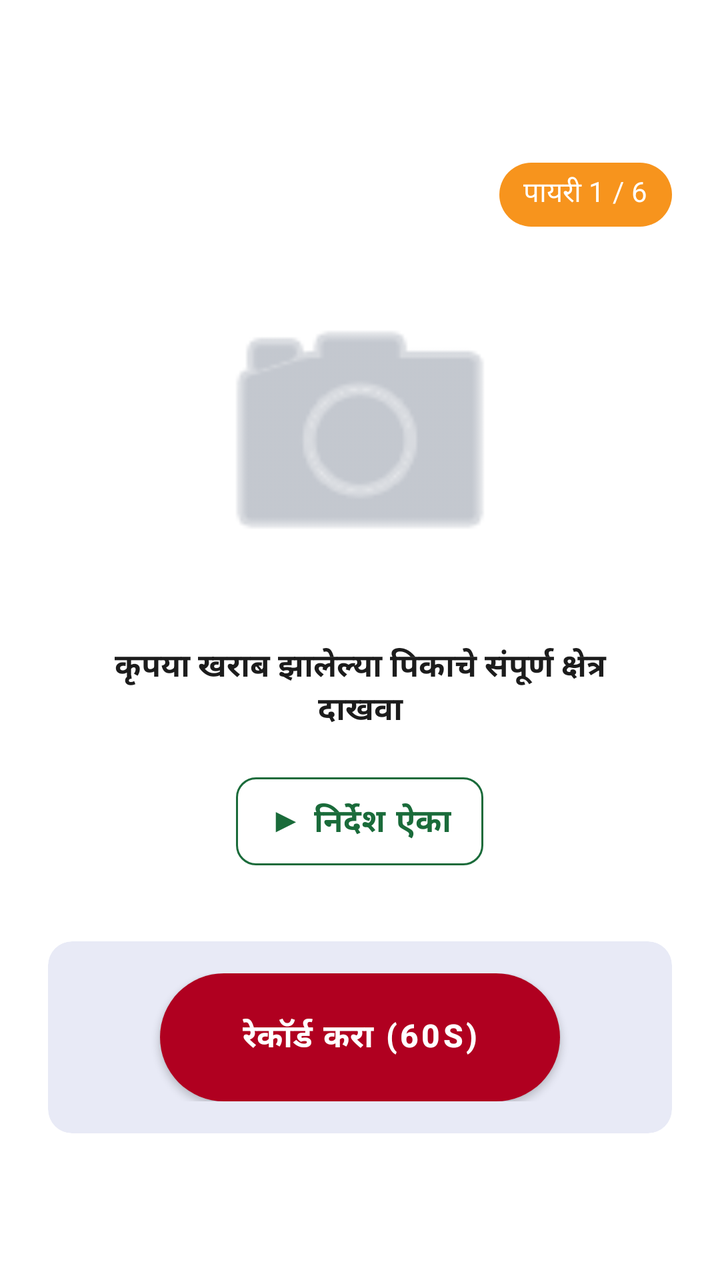
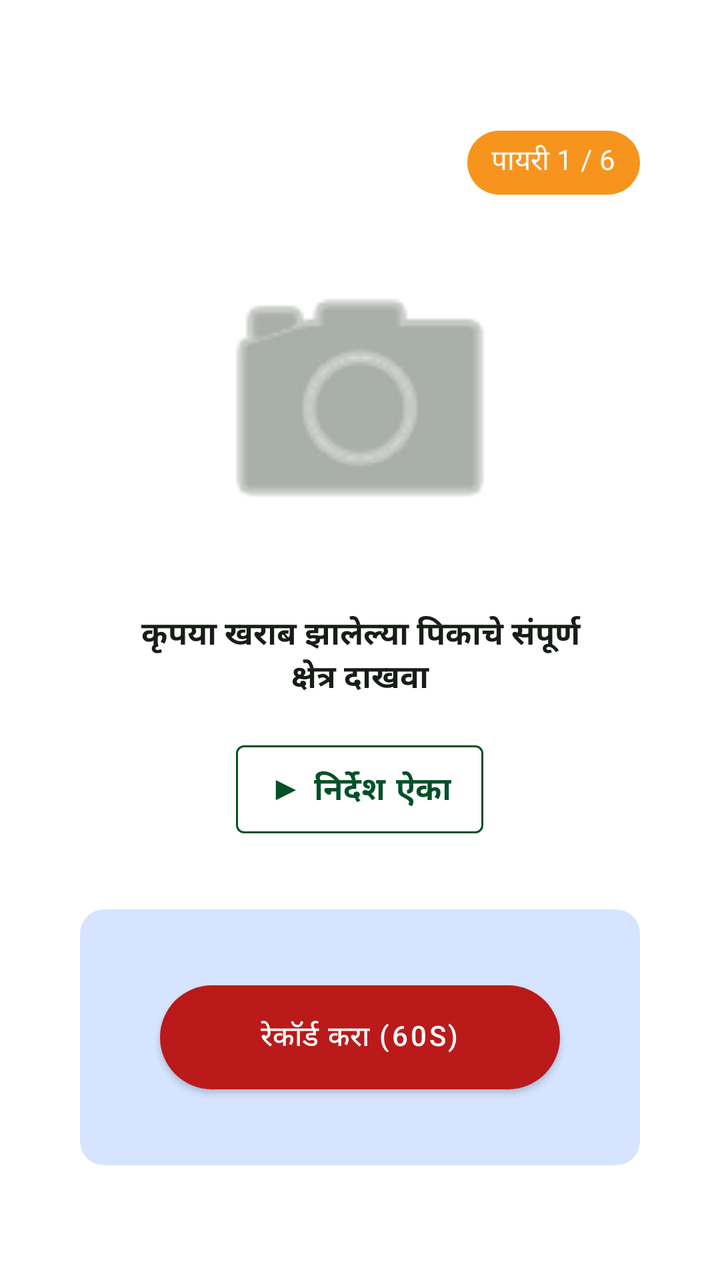

An Android layout rendered at two revisions. The XML below is the earlier revision; the diff shows what the commit changed to produce the second picture.
<!-- AndroidManifest.xml: application theme Theme.EPeekPahani -->
<!-- res/layout/fragment_step_card.xml -->
<?xml version="1.0" encoding="utf-8"?>
<com.google.android.material.card.MaterialCardView xmlns:android="http://schemas.android.com/apk/res/android"
    xmlns:app="http://schemas.android.com/apk/res-auto"
    android:layout_width="match_parent"
    android:layout_height="match_parent"
    app:cardBackgroundColor="@color/bg_card"
    app:cardElevation="0dp"
    app:cardCornerRadius="0dp">

    <LinearLayout
        android:layout_width="match_parent"
        android:layout_height="match_parent"
        android:orientation="vertical"
        android:gravity="center"
        android:padding="24dp">

        <com.google.android.material.chip.Chip
            android:id="@+id/tv_step_indicator"
            android:layout_width="wrap_content"
            android:layout_height="wrap_content"
            android:text="पायरी 1 / 6"
            app:chipBackgroundColor="@color/saffron"
            android:textColor="@color/text_white"
            android:textStyle="bold"
            android:layout_gravity="end"
            android:layout_marginBottom="16dp" />

        <ImageView
            android:id="@+id/iv_illustration"
            android:layout_width="160dp"
            android:layout_height="160dp"
            android:src="@android:drawable/ic_menu_camera"
            android:layout_marginBottom="24dp"
            app:tint="@color/text_hint"/>

        <TextView
            android:id="@+id/tv_instruction"
            android:layout_width="match_parent"
            android:layout_height="wrap_content"
            android:text="कृपया खराब झालेल्या पिकाचे संपूर्ण क्षेत्र दाखवा"
            android:textColor="@color/text_primary"
            android:textSize="16sp"
            android:textStyle="bold"
            android:gravity="center"
            android:layout_marginHorizontal="24dp"
            android:layout_marginBottom="16dp" />

        <com.google.android.material.button.MaterialButton
            android:id="@+id/btn_play_audio"
            style="@style/Widget.App.Button.Outline"
            android:layout_width="wrap_content"
            android:layout_height="wrap_content"
            android:text="▶ निर्देश ऐका"
            android:layout_marginBottom="32dp"/>

        <com.google.android.material.card.MaterialCardView
            android:layout_width="match_parent"
            android:layout_height="wrap_content"
            app:cardBackgroundColor="@color/navy_light"
            app:cardCornerRadius="12dp"
            app:cardElevation="0dp">
            <LinearLayout
                android:layout_width="match_parent"
                android:layout_height="wrap_content"
                android:orientation="vertical"
                android:gravity="center"
                android:padding="16dp">
                
                <com.google.android.material.button.MaterialButton
                    android:id="@+id/btn_record"
                    style="@style/Widget.App.Button.Danger"
                    android:layout_width="200dp"
                    android:layout_height="64dp"
                    android:text="रेकॉर्ड करा (60s)"
                    app:cornerRadius="32dp" />

                <com.google.android.material.progressindicator.CircularProgressIndicator
                    android:id="@+id/progress_record"
                    android:layout_width="wrap_content"
                    android:layout_height="wrap_content"
                    android:layout_marginTop="16dp"
                    android:visibility="gone"
                    android:indeterminate="true"
                    app:indicatorColor="@color/error"/>

                <TextView
                    android:id="@+id/tv_re_record"
                    android:layout_width="wrap_content"
                    android:layout_height="wrap_content"
                    android:text="पुन्हा रेकॉर्ड करा"
                    android:textColor="@color/text_secondary"
                    android:textSize="13sp"
                    android:layout_marginTop="16dp"
                    android:visibility="gone" />
            </LinearLayout>
        </com.google.android.material.card.MaterialCardView>

    </LinearLayout>

</com.google.android.material.card.MaterialCardView>
<!-- resources referenced by this layout -->
<resources>
  <color name="bg_card">#FFFFFF</color>
  <color name="error">#B00020</color>
  <color name="navy_light">#e8eaf6</color>
  <color name="text_hint">#9CA3AF</color>
  <color name="text_primary">#1C1C1C</color>
  <color name="text_secondary">#6B7280</color>
  <color name="text_white">#FFFFFF</color>
  <style name="Widget.App.Button.Primary" parent="Widget.MaterialComponents.Button">
          <item name="backgroundTint">@color/green_primary</item>
          <item name="android:textColor">@color/text_white</item>
          <item name="shapeAppearanceOverlay">@style/ShapeAppearance.App.SmallComponent</item>
          <item name="android:minHeight">56dp</item>
          <item name="android:insetTop">0dp</item>
          <item name="android:insetBottom">0dp</item>
          <item name="elevation">0dp</item>
          <item name="android:textSize">16sp</item>
          <item name="android:textStyle">bold</item>
          <item name="rippleColor">@color/ripple</item>
      </style>
  <color name="green_primary">#1a6b3a</color>
  <style name="ShapeAppearance.App.SmallComponent" parent="ShapeAppearance.MaterialComponents.SmallComponent">
          <item name="cornerFamily">rounded</item>
          <item name="cornerSize">10dp</item>
      </style>
  <color name="ripple">#1a1a6b3a</color>
  <style name="Theme.App" parent="Theme.MaterialComponents.Light.NoActionBar">
          <item name="colorPrimary">@color/green_primary</item>
          <item name="colorPrimaryVariant">@color/green_dark</item>
          <item name="colorOnPrimary">@color/text_white</item>
          <item name="colorSecondary">@color/saffron</item>
          <item name="colorSecondaryVariant">@color/saffron_dark</item>
          <item name="colorOnSecondary">@color/text_white</item>
          <item name="colorError">@color/error</item>
          <item name="colorOnError">@color/text_white</item>
          <item name="colorSurface">@color/bg_card</item>
          <item name="colorOnSurface">@color/text_primary</item>
          <item name="android:colorBackground">@color/bg_screen</item>
          <item name="colorOnBackground">@color/text_primary</item>
  
          
          <item name="materialButtonStyle">@style/Widget.App.Button.Primary</item>
          <item name="textInputStyle">@style/Widget.App.TextInputLayout</item>
  
          
          <item name="shapeAppearanceSmallComponent">@style/ShapeAppearance.App.SmallComponent</item>
          <item name="shapeAppearanceMediumComponent">@style/ShapeAppearance.App.MediumComponent</item>
          <item name="shapeAppearanceLargeComponent">@style/ShapeAppearance.App.LargeComponent</item>
      </style>
  <color name="green_dark">#0f4a27</color>
  <color name="saffron_dark">#e65100</color>
  <color name="bg_screen">#F2F5F1</color>
  <style name="Widget.App.TextInputLayout" parent="Widget.MaterialComponents.TextInputLayout.OutlinedBox">
          <item name="boxStrokeColor">@color/green_primary</item>
          <item name="hintTextColor">@color/green_primary</item>
          <item name="android:textColorHint">@color/text_hint</item>
          <item name="shapeAppearanceOverlay">@style/ShapeAppearance.App.SmallComponent</item>
      </style>
  <style name="ShapeAppearance.App.MediumComponent" parent="ShapeAppearance.MaterialComponents.MediumComponent">
          <item name="cornerFamily">rounded</item>
          <item name="cornerSize">12dp</item>
      </style>
  <style name="ShapeAppearance.App.LargeComponent" parent="ShapeAppearance.MaterialComponents.LargeComponent">
          <item name="cornerFamily">rounded</item>
          <item name="cornerSize">16dp</item>
      </style>
  <!-- unchanged entries left out for length: 5 -->
</resources>

<!-- the commit's change to res/layout/fragment_step_card.xml (unified diff, before → after) -->
@@ -18,7 +18,7 @@
             android:id="@+id/tv_step_indicator"
             android:layout_width="wrap_content"
             android:layout_height="wrap_content"
-            android:text="पायरी 1 / 6"
+            android:text="@string/str_auto_178"
             app:chipBackgroundColor="@color/saffron"
             android:textColor="@color/text_white"
             android:textStyle="bold"
@@ -37,7 +37,7 @@
             android:id="@+id/tv_instruction"
             android:layout_width="match_parent"
             android:layout_height="wrap_content"
-            android:text="कृपया खराब झालेल्या पिकाचे संपूर्ण क्षेत्र दाखवा"
+            android:text="@string/str_auto_179"
             android:textColor="@color/text_primary"
             android:textSize="16sp"
             android:textStyle="bold"
@@ -50,7 +50,7 @@
             style="@style/Widget.App.Button.Outline"
             android:layout_width="wrap_content"
             android:layout_height="wrap_content"
-            android:text="▶ निर्देश ऐका"
+            android:text="@string/str_auto_180"
             android:layout_marginBottom="32dp"/>
 
         <com.google.android.material.card.MaterialCardView
@@ -71,7 +71,7 @@
                     style="@style/Widget.App.Button.Danger"
                     android:layout_width="200dp"
                     android:layout_height="64dp"
-                    android:text="रेकॉर्ड करा (60s)"
+                    android:text="@string/str_auto_181"
                     app:cornerRadius="32dp" />
 
                 <com.google.android.material.progressindicator.CircularProgressIndicator
@@ -87,7 +87,7 @@
                     android:id="@+id/tv_re_record"
                     android:layout_width="wrap_content"
                     android:layout_height="wrap_content"
-                    android:text="पुन्हा रेकॉर्ड करा"
+                    android:text="@string/str_auto_182"
                     android:textColor="@color/text_secondary"
                     android:textSize="13sp"
                     android:layout_marginTop="16dp"
<!-- resource entries referenced after the edit -->
@@ -1,43 +1,41 @@
 <!-- resources referenced by this layout -->
 <resources>
-  <color name="bg_card">#FFFFFF</color>
-  <color name="error">#B00020</color>
-  <color name="navy_light">#e8eaf6</color>
-  <color name="text_hint">#9CA3AF</color>
-  <color name="text_primary">#1C1C1C</color>
-  <color name="text_secondary">#6B7280</color>
-  <color name="text_white">#FFFFFF</color>
+  <color name="bg_card">#ffffff</color>
+  <color name="error">#ba1a1a</color>
+  <color name="navy_light">#D6E4FF</color>
+  <color name="text_hint">#707a6f</color>
+  <color name="text_primary">#181d18</color>
+  <color name="text_secondary">#404940</color>
+  <color name="text_white">#ffffff</color>
+  <string name="str_auto_178">पायरी 1 / 6</string>
+  <string name="str_auto_179">कृपया खराब झालेल्या पिकाचे संपूर्ण क्षेत्र दाखवा</string>
+  <string name="str_auto_180">▶ निर्देश ऐका</string>
+  <string name="str_auto_181">रेकॉर्ड करा (60s)</string>
+  <string name="str_auto_182">पुन्हा रेकॉर्ड करा</string>
   <style name="Widget.App.Button.Primary" parent="Widget.MaterialComponents.Button">
-          <item name="backgroundTint">@color/green_primary</item>
-          <item name="android:textColor">@color/text_white</item>
-          <item name="shapeAppearanceOverlay">@style/ShapeAppearance.App.SmallComponent</item>
-          <item name="android:minHeight">56dp</item>
-          <item name="android:insetTop">0dp</item>
-          <item name="android:insetBottom">0dp</item>
-          <item name="elevation">0dp</item>
-          <item name="android:textSize">16sp</item>
-          <item name="android:textStyle">bold</item>
-          <item name="rippleColor">@color/ripple</item>
+          <item name="shapeAppearanceOverlay">@style/ShapeAppearance.App.MediumComponent</item>
+          <item name="android:minHeight">48dp</item>
+          <item name="backgroundTint">@color/primary_container</item>
+          <item name="android:textColor">@color/on_primary</item>
       </style>
-  <color name="green_primary">#1a6b3a</color>
+  <color name="green_primary">#005127</color>
   <style name="ShapeAppearance.App.SmallComponent" parent="ShapeAppearance.MaterialComponents.SmallComponent">
           <item name="cornerFamily">rounded</item>
-          <item name="cornerSize">10dp</item>
+          <item name="cornerSize">4dp</item>
       </style>
-  <color name="ripple">#1a1a6b3a</color>
   <style name="Theme.App" parent="Theme.MaterialComponents.Light.NoActionBar">
-          <item name="colorPrimary">@color/green_primary</item>
-          <item name="colorPrimaryVariant">@color/green_dark</item>
-          <item name="colorOnPrimary">@color/text_white</item>
-          <item name="colorSecondary">@color/saffron</item>
-          <item name="colorSecondaryVariant">@color/saffron_dark</item>
-          <item name="colorOnSecondary">@color/text_white</item>
+          <item name="colorPrimary">@color/primary</item>
+          <item name="colorPrimaryVariant">@color/primary_container</item>
+          <item name="colorOnPrimary">@color/on_primary</item>
+          <item name="colorSecondary">@color/secondary</item>
+          <item name="colorSecondaryVariant">@color/secondary_container</item>
+          <item name="colorOnSecondary">@color/on_secondary</item>
           <item name="colorError">@color/error</item>
-          <item name="colorOnError">@color/text_white</item>
-          <item name="colorSurface">@color/bg_card</item>
-          <item name="colorOnSurface">@color/text_primary</item>
-          <item name="android:colorBackground">@color/bg_screen</item>
-          <item name="colorOnBackground">@color/text_primary</item>
+          <item name="colorOnError">@color/on_error</item>
+          <item name="colorSurface">@color/surface</item>
+          <item name="colorOnSurface">@color/on_surface</item>
+          <item name="android:colorBackground">@color/background</item>
+          <item name="colorOnBackground">@color/on_background</item>
   
           
           <item name="materialButtonStyle">@style/Widget.App.Button.Primary</item>
@@ -47,24 +45,39 @@
           <item name="shapeAppearanceSmallComponent">@style/ShapeAppearance.App.SmallComponent</item>
           <item name="shapeAppearanceMediumComponent">@style/ShapeAppearance.App.MediumComponent</item>
           <item name="shapeAppearanceLargeComponent">@style/ShapeAppearance.App.LargeComponent</item>
+          
+          <item name="materialCardViewStyle">@style/Widget.App.CardView</item>
       </style>
-  <color name="green_dark">#0f4a27</color>
-  <color name="saffron_dark">#e65100</color>
-  <color name="bg_screen">#F2F5F1</color>
+  <color name="primary">#005127</color>
+  <color name="secondary">#48654e</color>
+  <color name="secondary_container">#caebcd</color>
+  <color name="on_secondary">#ffffff</color>
+  <color name="on_error">#ffffff</color>
+  <color name="surface">#f7fbf3</color>
+  <color name="on_surface">#181d18</color>
+  <color name="background">#f7fbf3</color>
+  <color name="on_background">#181d18</color>
   <style name="Widget.App.TextInputLayout" parent="Widget.MaterialComponents.TextInputLayout.OutlinedBox">
-          <item name="boxStrokeColor">@color/green_primary</item>
-          <item name="hintTextColor">@color/green_primary</item>
-          <item name="android:textColorHint">@color/text_hint</item>
           <item name="shapeAppearanceOverlay">@style/ShapeAppearance.App.SmallComponent</item>
+          <item name="boxStrokeColor">@color/primary_container</item>
       </style>
   <style name="ShapeAppearance.App.MediumComponent" parent="ShapeAppearance.MaterialComponents.MediumComponent">
           <item name="cornerFamily">rounded</item>
-          <item name="cornerSize">12dp</item>
+          <item name="cornerSize">8dp</item>
       </style>
+  <color name="primary_container">#1a6b3a</color>
+  <color name="on_primary">#ffffff</color>
   <style name="ShapeAppearance.App.LargeComponent" parent="ShapeAppearance.MaterialComponents.LargeComponent">
           <item name="cornerFamily">rounded</item>
-          <item name="cornerSize">16dp</item>
+          <item name="cornerSize">10dp</item>
       </style>
+  <style name="Widget.App.CardView" parent="Widget.MaterialComponents.CardView">
+          <item name="shapeAppearanceOverlay">@style/ShapeAppearance.App.LargeComponent</item>
+          <item name="cardBackgroundColor">@color/surface_container_lowest</item>
+          <item name="cardElevation">4dp</item>
+          <item name="contentPadding">16dp</item>
+      </style>
+  <color name="surface_container_lowest">#ffffff</color>
   <!-- unchanged entries left out for length: 5 -->
 </resources>
 
